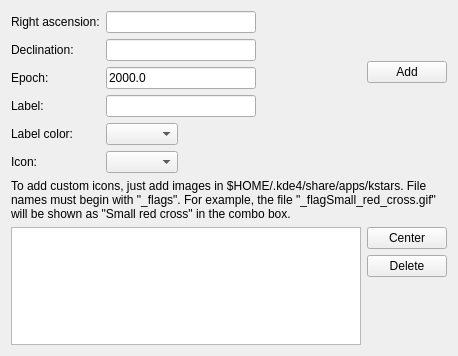
First picture: the form in kstars/tools/flagmanager.ui, repository KDE/kstars, before the edit.
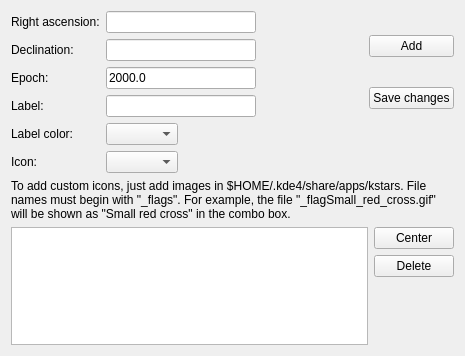
Second picture: the form after the edit. Custom widgets are drawn as their Qt base class.

Commit message:
Done refactoring of FlagManager class - now all file-related operations are performed by FlagComponent class. Enabled editing of existing flags. Fixed a bug in KSPopupMenu::createEmptyMenu() that made editing/deleting flags impossible. All flag-related operations can be initiated through KSPopupMenu.
Minor TODOs left: label-only flags and hiding labels at small zoom levels.

Patch:
```diff
--- a/kstars/tools/flagmanager.ui
+++ b/kstars/tools/flagmanager.ui
@@ -6,10 +6,16 @@
    <rect>
     <x>0</x>
     <y>0</y>
-    <width>455</width>
+    <width>465</width>
     <height>356</height>
    </rect>
   </property>
+  <property name="minimumSize">
+   <size>
+    <width>465</width>
+    <height>356</height>
+   </size>
+  </property>
   <layout class="QGridLayout" name="gridLayout">
    <item row="0" column="0">
     <layout class="QVBoxLayout" name="verticalLayout_2">
@@ -130,6 +136,13 @@
            </property>
           </widget>
          </item>
+         <item>
+          <widget class="QPushButton" name="saveButton">
+           <property name="text">
+            <string>Save changes</string>
+           </property>
+          </widget>
+         </item>
          <item>
           <spacer name="verticalSpacer_2">
            <property name="orientation">
```
Left out of the diff: 13 changed lines with no effect on the pictures. The commit also changes 7 other files.
